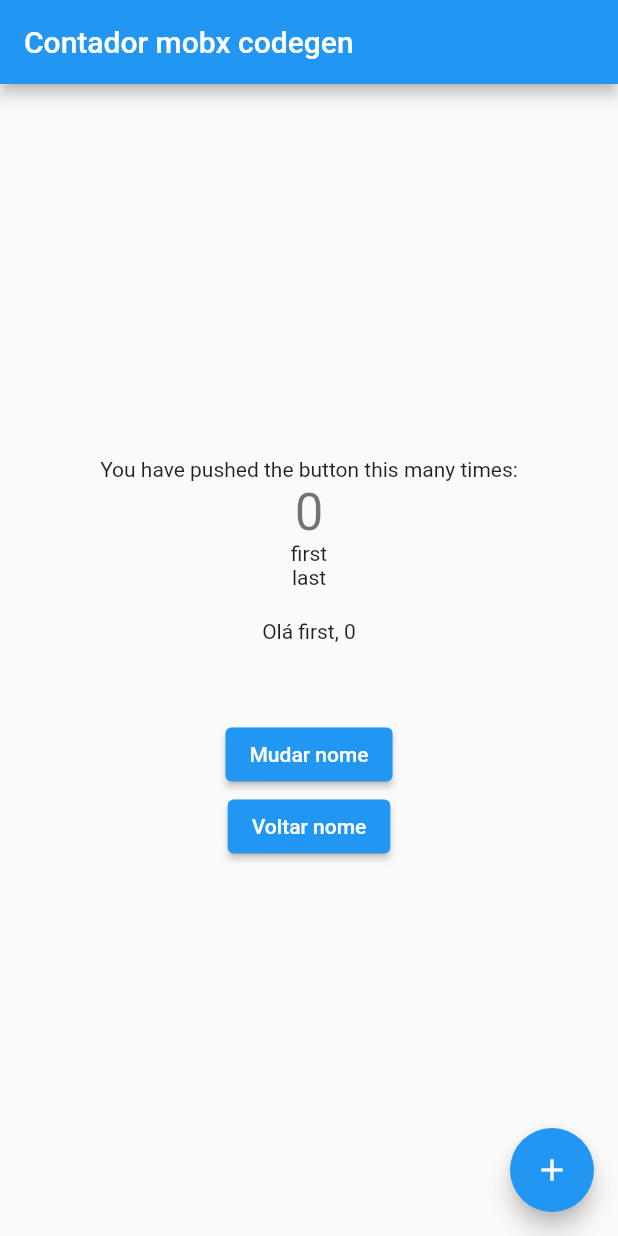
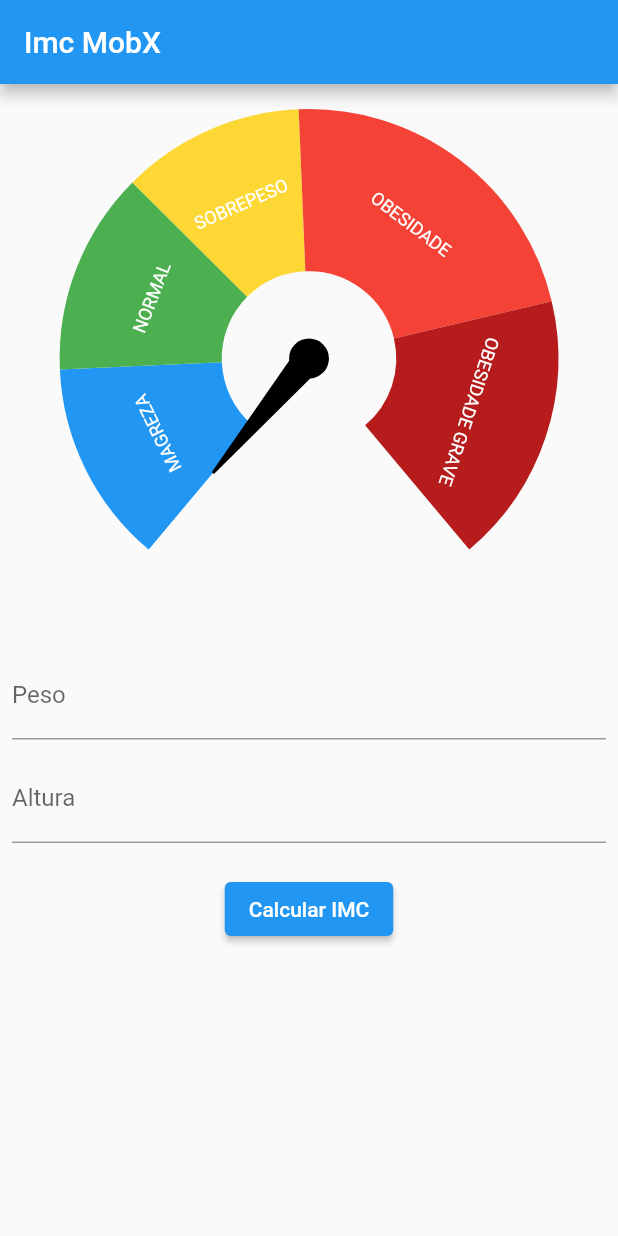
Before and after one commit to Rodrigossff91/MOBX-IMC, a Flutter app: the screen it shows after launch, on a phone screen of 412 x 824 dp. Run offline on Flutter 3.47's test engine with Material 2 defaults, Android fonts, the phone set to English and light mode, and no system bars; drawn by our look-alikes of syncfusion_flutter_gauges; our stand-ins replace currency_text_input_formatter, flutter_mobx, mobx; generated files the repository leaves out were written again.

Commit message:
IMC MOBX

```diff
--- /dev/null
+++ b/mobx_imc/lib/imc/imc_controller.dart
@@ -0,0 +1,40 @@
+import 'dart:math';
+
+import 'package:mobx/mobx.dart';
+
+part 'imc_controller.g.dart';
+
+class ImcController = _ImcControllerBase with _$ImcController;
+
+abstract class _ImcControllerBase with Store {
+  @observable
+  double imc = 0.0;
+
+  @observable
+  String? error;
+
+  @computed
+  bool get hasError => error != null;
+
+  @action
+  Future<void> calcularImc(
+      {required double peso, required double altura}) async {
+    try {
+      imc = 0.0;
+      error = null;
+      await Future.delayed(Duration(seconds: 1));
+
+      imc = 50;
+
+      await Future.delayed(Duration(seconds: 1));
+
+      imc = peso / pow(altura, 2);
+
+      if (imc > 30) {
+        throw Exception();
+      }
+    } catch (e) {
+      error = 'Error ao calcular o IMC';
+    }
+  }
+}
--- /dev/null
+++ b/mobx_imc/lib/imc/imc_page.dart
@@ -0,0 +1,134 @@
+import 'package:currency_text_input_formatter/currency_text_input_formatter.dart';
+import 'package:flutter/cupertino.dart';
+import 'package:flutter/material.dart';
+import 'package:flutter_mobx/flutter_mobx.dart';
+import 'package:intl/intl.dart';
+import 'package:mobx/mobx.dart';
+import 'package:mobx_imc/imc/imc_controller.dart';
+
+import '../widgets/imc_gaude.dart';
+
+class ImcPage extends StatefulWidget {
+  const ImcPage({Key? key}) : super(key: key);
+
+  @override
+  State<ImcPage> createState() => _ImcPageState();
+}
+
+class _ImcPageState extends State<ImcPage> {
+  final controller = ImcController();
+  final pesoEC = TextEditingController();
+  final alturaEC = TextEditingController();
+  final formKey = GlobalKey<FormState>();
+
+  final reactionDisposer = <ReactionDisposer>[];
+
+  @override
+  void initState() {
+    super.initState();
+    var reactionErrorDisposer =
+        reaction<bool>((_) => controller.hasError, (hasError) {
+      if (hasError) {
+        ScaffoldMessenger.of(context).showSnackBar(
+            SnackBar(content: Text(controller.error ?? "ERRO!!!!")));
+      }
+    });
+
+    reactionDisposer.add(reactionErrorDisposer);
+  }
+
+  var imc = 0.0;
+  @override
+  void dispose() {
+    reactionDisposer.forEach((element) => element());
+    pesoEC.dispose();
+    alturaEC.dispose();
+    super.dispose();
+  }
+
+  @override
+  Widget build(BuildContext context) {
+    return Scaffold(
+      appBar: AppBar(
+        title: const Text('Imc MobX'),
+      ),
+      body: SingleChildScrollView(
+        child: Form(
+          key: formKey,
+          child: Padding(
+            padding: const EdgeInsets.all(8.0),
+            child: Column(
+              children: [
+                Observer(builder: (context) {
+                  return ImcGaude(imc: controller.imc);
+                }),
+                const SizedBox(
+                  height: 20,
+                ),
+                TextFormField(
+                  controller: pesoEC,
+                  keyboardType: TextInputType.number,
+                  decoration: InputDecoration(
+                    label: Text("Peso"),
+                  ),
+                  inputFormatters: [
+                    CurrencyTextInputFormatter(
+                        locale: 'pt_BR',
+                        symbol: '',
+                        decimalDigits: 2,
+                        turnOffGrouping: true)
+                  ],
+                  validator: (String? value) {
+                    if (value == null || value.isEmpty) {
+                      return "Peso obrigatório";
+                    }
+                  },
+                ),
+                const SizedBox(
+                  height: 10,
+                ),
+                TextFormField(
+                    controller: alturaEC,
+                    keyboardType: TextInputType.number,
+                    decoration: InputDecoration(
+                      label: Text("Altura"),
+                    ),
+                    inputFormatters: [
+                      CurrencyTextInputFormatter(
+                          locale: 'pt_BR',
+                          symbol: '',
+                          decimalDigits: 2,
+                          turnOffGrouping: true)
+                    ],
+                    validator: (String? value) {
+                      if (value == null || value.isEmpty) {
+                        return " Altura obrigatória";
+                      }
+                    }),
+                const SizedBox(
+                  height: 20,
+                ),
+                ElevatedButton(
+                    onPressed: () {
+                      var formValid = formKey.currentState?.validate() ?? false;
+
+                      if (formValid) {
+                        var formatter = NumberFormat.simpleCurrency(
+                          locale: 'pt_Br',
+                          decimalDigits: 2,
+                        );
+                        double peso = formatter.parse(pesoEC.text) as double;
+                        double altura =
+                            formatter.parse(alturaEC.text) as double;
+                        controller.calcularImc(peso: peso, altura: altura);
+                      }
+                    },
+                    child: Text('Calcular IMC'))
+              ],
+            ),
+          ),
+        ),
+      ),
+    );
+  }
+}
--- a/mobx_imc/lib/main.dart
+++ b/mobx_imc/lib/main.dart
@@ -1,5 +1,6 @@
 import 'package:flutter/material.dart';
-import 'package:mobx_imc/contador_codegen/contador_codegen_page.dart';
+
+import 'imc/imc_page.dart';
 
 void main() {
   runApp(MyApp());
@@ -13,7 +14,7 @@ class MyApp extends StatelessWidget {
       theme: ThemeData(
         primarySwatch: Colors.blue,
       ),
-      home: ContadorCodegenPage(),
+      home: ImcPage(),
     );
   }
 }
--- /dev/null
+++ b/mobx_imc/lib/widgets/imc_gaude.dart
@@ -0,0 +1,51 @@
+import 'package:flutter/material.dart';
+import 'package:syncfusion_flutter_gauges/gauges.dart';
+
+import 'imc_gaude_range.dart';
+
+class ImcGaude extends StatelessWidget {
+  final double imc;
+  const ImcGaude({Key? key, required this.imc}) : super(key: key);
+
+  @override
+  Widget build(BuildContext context) {
+    return SfRadialGauge(
+      axes: [
+        RadialAxis(
+          showLabels: false,
+          showAxisLine: false,
+          showTicks: false,
+          minimum: 12.5,
+          maximum: 47.9,
+          ranges: [
+            ImcGaudeRange(
+                color: Colors.blue, start: 12.5, end: 18.5, label: "MAGREZA"),
+            ImcGaudeRange(
+                color: Colors.green, start: 18.5, end: 24.5, label: "NORMAL"),
+            ImcGaudeRange(
+                color: Colors.yellow[600]!,
+                start: 24.5,
+                end: 29.9,
+                label: "SOBREPESO"),
+            ImcGaudeRange(
+                color: Colors.red[500]!,
+                start: 29.9,
+                end: 39.9,
+                label: "OBESIDADE"),
+            ImcGaudeRange(
+                color: Colors.red[900]!,
+                start: 39.9,
+                end: 47.9,
+                label: "OBESIDADE GRAVE")
+          ],
+          pointers: [
+            NeedlePointer(
+              value: imc,
+              enableAnimation: true,
+            )
+          ],
+        )
+      ],
+    );
+  }
+}
--- /dev/null
+++ b/mobx_imc/lib/widgets/imc_gaude_range.dart
@@ -0,0 +1,19 @@
+import 'package:flutter/material.dart';
+import 'package:syncfusion_flutter_gauges/gauges.dart';
+
+class ImcGaudeRange extends GaugeRange {
+  ImcGaudeRange(
+      {required Color color,
+      required double start,
+      required double end,
+      required String label})
+      : super(
+            startValue: start,
+            endValue: end,
+            color: color,
+            label: label,
+            sizeUnit: GaugeSizeUnit.factor,
+            labelStyle: GaugeTextStyle(fontFamily: 'Times', fontSize: 12),
+            startWidth: 0.65,
+            endWidth: 0.65);
+}
--- a/mobx_imc/pubspec.yaml
+++ b/mobx_imc/pubspec.yaml
@@ -25,6 +25,9 @@ dependencies:
     sdk: flutter
   mobx: ^2.0.6+1
   flutter_mobx: ^2.0.4
+  syncfusion_flutter_gauges: ^19.4.52
+  currency_text_input_formatter: ^2.1.5
+  intl: ^0.17.0
 
 
 
```
Also changed, not shown: mobx_imc/lib/imc/imc_controller.g.dart (added), mobx_imc/pubspec.lock.
